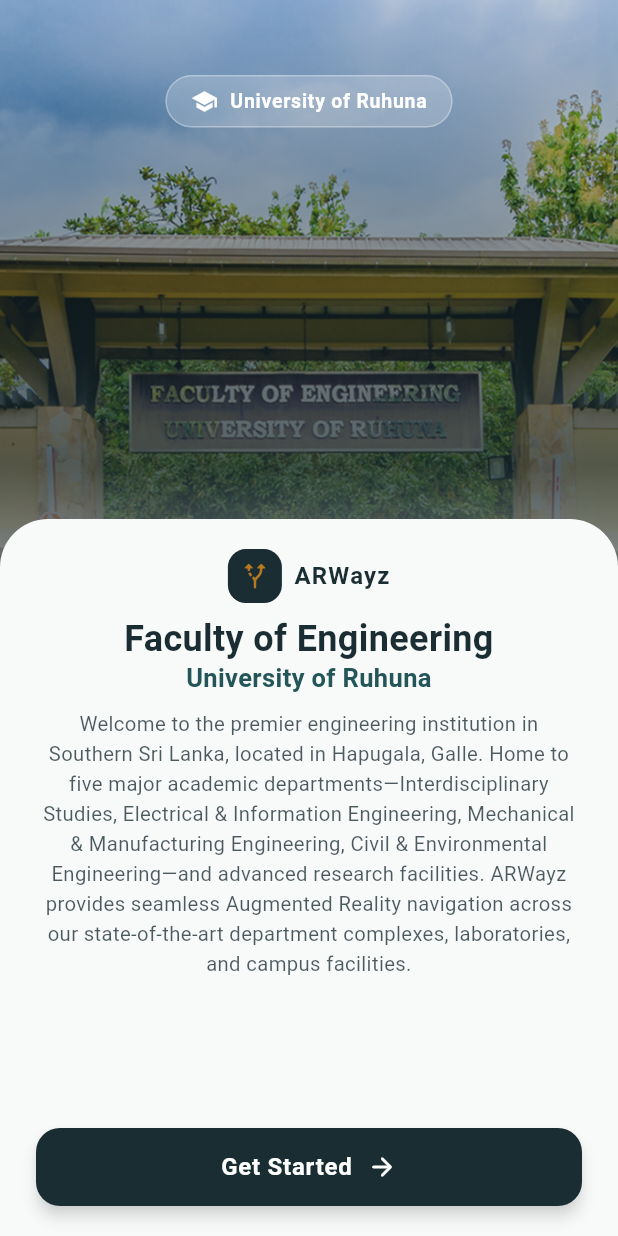
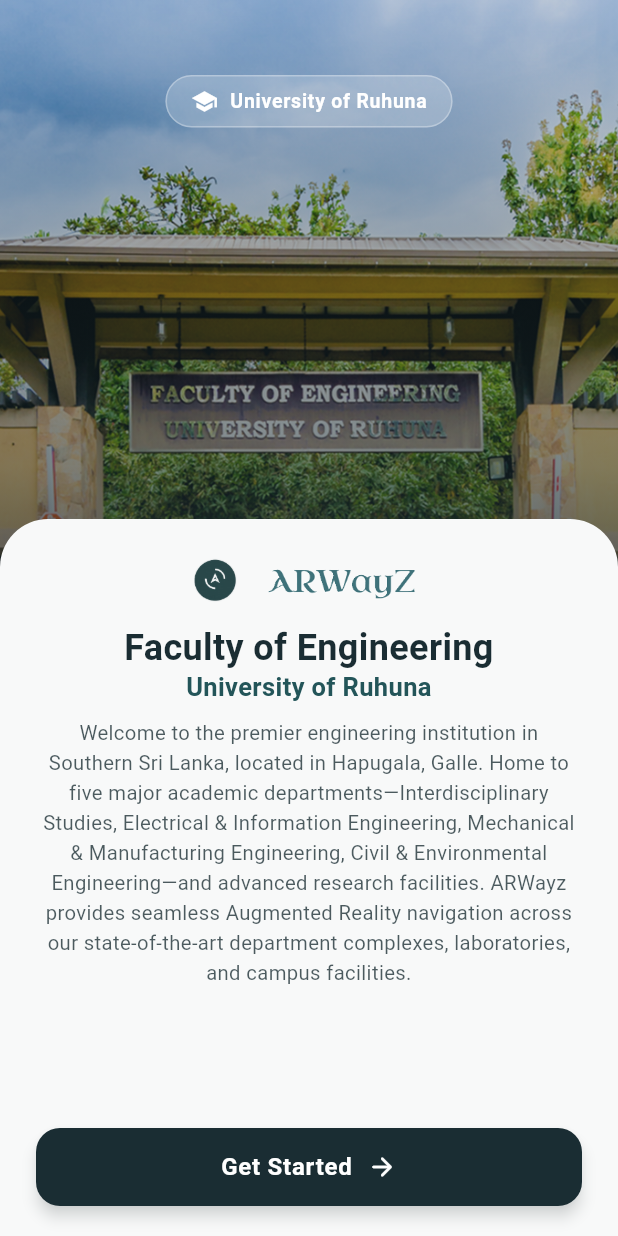
Before and after one commit to Shanilka-Yapa/AR-campus-navigation-system---ARWayz, a Flutter app: the screen it shows after launch, on a phone screen of 412 x 824 dp. Run offline on Flutter 3.47's test engine with Material 3 defaults, Android fonts, the phone set to English and light mode, and no system bars; our stand-ins replace camera, cloud_firestore, firebase_core, flutter_compass, geolocator, go_router and 4 more; missing offline and left inert: dart:ui_web, mobile_scanner; accounts and stored records are empty.

Commit message:
Add arwayz_wordmark.png image asset to the project

```diff
--- a/arwayz/lib/features/about/about_page.dart
+++ b/arwayz/lib/features/about/about_page.dart
@@ -142,7 +142,8 @@
                     crossAxisAlignment: CrossAxisAlignment.start,
                     children: [
                       const Text(
-                        'Faculty of Engineering, University of Ruhuna',
+                        'Department of Computer Engineering',
+                        textAlign: TextAlign.center,
                         style: TextStyle(
                           fontSize: 13,
                           color: steelBlue,
--- a/arwayz/lib/features/welcome/welcome_page.dart
+++ b/arwayz/lib/features/welcome/welcome_page.dart
@@ -15,7 +15,7 @@
   @override
   Widget build(BuildContext context) {
     return Scaffold(
-      backgroundColor: scaffoldBg,
+      //backgroundColor: scaffoldBg,
       body: Stack(
         children: [
           // Background Hero Image (Faculty Gate) with Gradient Overlay
@@ -30,6 +30,7 @@
                 Image.asset(
                   'assets/images/gate.png',
                   fit: BoxFit.cover,
+                  alignment: Alignment.center,
                 ),
                 Container(
                   decoration: BoxDecoration(
@@ -38,8 +39,8 @@
                       end: Alignment.bottomCenter,
                       colors: [
                         primaryDark.withOpacity(0.2),
-                        primaryDark.withOpacity(0.75),
-                        scaffoldBg,
+                        primaryDark.withOpacity(0.55),
+                        const Color.fromARGB(255, 56, 56, 56),
                       ],
                       stops: const [0.0, 0.65, 1.0],
                     ),
@@ -51,11 +52,16 @@
                   right: 0,
                   child: Center(
                     child: Container(
-                      padding: const EdgeInsets.symmetric(horizontal: 16, vertical: 7),
+                      padding: const EdgeInsets.symmetric(
+                        horizontal: 16,
+                        vertical: 7,
+                      ),
                       decoration: BoxDecoration(
                         color: Colors.white.withOpacity(0.2),
                         borderRadius: BorderRadius.circular(20),
-                        border: Border.all(color: Colors.white.withOpacity(0.3)),
+                        border: Border.all(
+                          color: Colors.white.withOpacity(0.3),
+                        ),
                       ),
                       child: const Row(
                         mainAxisSize: MainAxisSize.min,
@@ -88,7 +94,10 @@
                 Expanded(
                   child: Container(
                     width: double.infinity,
-                    padding: const EdgeInsets.symmetric(horizontal: 24.0, vertical: 20.0),
+                    padding: const EdgeInsets.symmetric(
+                      horizontal: 24.0,
+                      vertical: 20.0,
+                    ),
                     decoration: const BoxDecoration(
                       color: scaffoldBg,
                       borderRadius: BorderRadius.only(
@@ -103,27 +112,18 @@
                         Row(
                           mainAxisAlignment: MainAxisAlignment.center,
                           children: [
-                            Container(
-                              padding: const EdgeInsets.all(8),
-                              decoration: BoxDecoration(
-                                color: primaryDark,
-                                borderRadius: BorderRadius.circular(12),
-                              ),
-                              child: const Icon(
-                                Icons.alt_route_rounded,
-                                color: goldAccent,
-                                size: 20,
-                              ),
+                            Image.asset(
+                              'assets/images/arwayz_icon.png',
+                              width: 42,
+                              height: 42,
+                              fit: BoxFit.contain,
                             ),
-                            const SizedBox(width: 8),
-                            const Text(
-                              'ARWayz',
-                              style: TextStyle(
-                                fontSize: 16,
-                                fontWeight: FontWeight.bold,
-                                color: primaryDark,
-                                letterSpacing: 0.8,
-                              ),
+                            const SizedBox(width: 4),
+                            Image.asset(
+                              'assets/images/arwayz_wordmark.png',
+                              width: 122,
+                              height: 34,
+                              fit: BoxFit.contain,
                             ),
                           ],
                         ),
```
Also changed, not shown: arwayz/assets/images/arwayz_icon.png (added), arwayz/assets/images/arwayz_wordmark.png (added).
